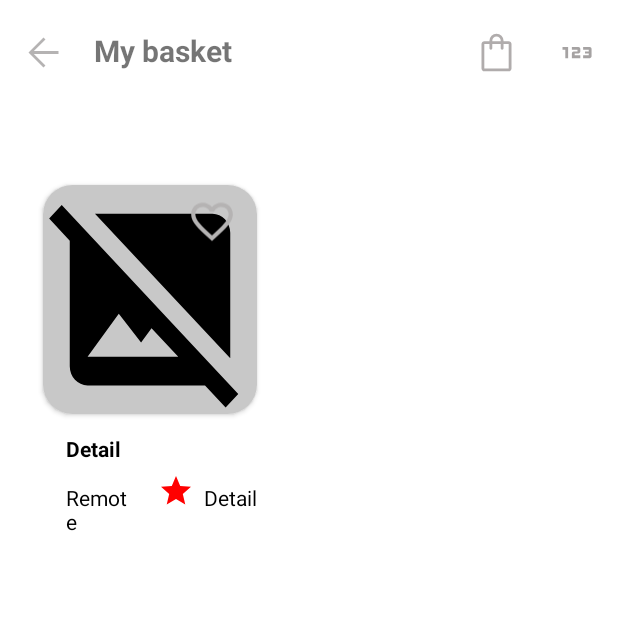
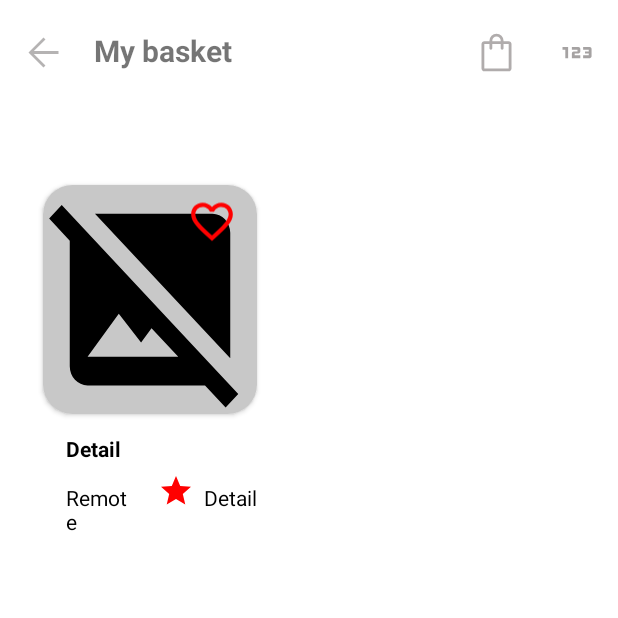
Before and after one commit to mar-one1/NoteCook, an Android app: the fragment Frg_Basket shown on its own in the app's theme, on a phone screen of 412 x 824 dp, the top half of it. Run offline under Robolectric (Android 15) with nearby library versions, the phone set to English and light mode, and no system bars; our stand-ins replace Picasso, sdp/ssp sizes; libraries missing offline, so code that uses them is left out: org.checkerframework.checker; pictures from the network do not load; 5 statements that could not run were skipped.

Commit message:
make navigation generic , make change in xml addrecipe and add image in java in local file not in byte code ...

```diff
--- a/app/src/main/java/com/example/notecook/Adapter/Adapter_RC_RecipeDt.java
+++ b/app/src/main/java/com/example/notecook/Adapter/Adapter_RC_RecipeDt.java
@@ -28,17 +28,20 @@ import android.widget.TextView;
 import android.widget.Toast;
 
 import androidx.fragment.app.FragmentActivity;
+import androidx.fragment.app.FragmentTransaction;
 import androidx.lifecycle.Observer;
 import androidx.recyclerview.widget.RecyclerView;
 
 import com.example.notecook.Dto.RecipeResponse;
 import com.example.notecook.Fragement.MainFragment;
+import com.example.notecook.Fragement.add_recipe;
 import com.example.notecook.Model.Recipe;
 import com.example.notecook.R;
 import com.example.notecook.Utils.Constants;
 import com.example.notecook.Utils.ImageHelper;
 import com.example.notecook.ViewModel.RecipeViewModel;
 import com.example.notecook.ViewModel.UserViewModel;
+import com.google.android.material.floatingactionbutton.FloatingActionButton;
 import com.squareup.picasso.Callback;
 import com.squareup.picasso.MemoryPolicy;
 import com.squareup.picasso.Picasso;
@@ -56,6 +59,7 @@ public class Adapter_RC_RecipeDt extends RecyclerView.Adapter<Adapter_RC_RecipeD
     private UserViewModel userVM;
     private Context context;
     private Activity activity;
+    private FloatingActionButton Flbtn;
 
 
     public Adapter_RC_RecipeDt(Context context, Activity activity, List<Recipe> recipes, String bb) {
@@ -89,9 +93,9 @@ public class Adapter_RC_RecipeDt extends RecyclerView.Adapter<Adapter_RC_RecipeD
         if (recipe.getIcon_recipe() != null) {
             holder.Image.setImageBitmap(decod(recipe.getIcon_recipe()));
         } else if (recipe.getPathimagerecipe() != null) {
-            if(recipe.getPathimagerecipe().startsWith("/d")){
+            if (recipe.getPathimagerecipe().startsWith("/d")) {
                 holder.Image.setImageBitmap(ImageHelper.loadImageFromPath(recipe.getPathimagerecipe()));
-            }else {
+            } else {
                 String url = BASE_URL + "data/uploads/" + recipe.getPathimagerecipe();
                 Picasso.get()
                         .load(url)
@@ -114,10 +118,20 @@ public class Adapter_RC_RecipeDt extends RecyclerView.Adapter<Adapter_RC_RecipeD
         } else
             holder.Image.setImageDrawable(holder.itemView.getResources().getDrawable(R.drawable.ic_baseline_image_not_supported_24));
 
-        if (Objects.equals(b, TAG_LOCAL))
+        if (Objects.equals(b, TAG_LOCAL)) {
             holder.txt_time.setText("Local");
-        else holder.txt_time.setText("Remote");
+            holder.pin.setVisibility(View.VISIBLE);
+        } else {
+            holder.txt_time.setText("Remote");
+            holder.pin.setVisibility(View.GONE);
+        }
 
+        holder.pin.setOnClickListener(view -> {
+            FragmentActivity fragmentActivity = (FragmentActivity) view.getContext();
+            Flbtn = fragmentActivity.findViewById(R.id.floating_action_button);
+            Flbtn.callOnClick();
+            CURRENT_RECIPE = recipe;
+        });
 
         holder.heat.setOnClickListener(view -> {
             Drawable pic = holder.heat.getDrawable().getCurrent();
@@ -191,7 +205,7 @@ public class Adapter_RC_RecipeDt extends RecyclerView.Adapter<Adapter_RC_RecipeD
 
         ImageView Image;
         TextView detail, txt_time, txt_rate;
-        ImageView heat;
+        ImageView heat, pin;
 
         public ViewHolder(@NonNull View itemView) {
             super(itemView);
@@ -200,7 +214,16 @@ public class Adapter_RC_RecipeDt extends RecyclerView.Adapter<Adapter_RC_RecipeD
             txt_rate = itemView.findViewById(R.id.rate_recipe);
             Image = itemView.findViewById(R.id.ImgV_IconCatFood);
             heat = itemView.findViewById(R.id.heart_recipe);
+            pin = itemView.findViewById(R.id.edit_recipe);
 
+        }
+
+        public ImageView getPin() {
+            return pin;
+        }
+
+        public void setPin(ImageView pin) {
+            this.pin = pin;
         }
 
         public TextView getTxt_time() {
--- a/app/src/main/java/com/example/notecook/Api/ApiClient.java
+++ b/app/src/main/java/com/example/notecook/Api/ApiClient.java
@@ -15,7 +15,7 @@ import retrofit2.converter.gson.GsonConverterFactory;
 
 public class ApiClient {
 //    public static final String BASE_URL = "http://192.168.56.1:3000/";
-     public static final String BASE_URL = "https://c567-196-75-192-89.ngrok-free.app/";
+     public static final String BASE_URL = "https://9254-196-64-117-33.ngrok-free.app/";
     private static Retrofit retrofit = null;
 
 
--- a/app/src/main/res/layout/fragment_frg_recipe_ingredients.xml
+++ b/app/src/main/res/layout/fragment_frg_recipe_ingredients.xml
@@ -49,6 +49,7 @@
                 android:layout_height="wrap_content"
                 android:enabled="false"
                 android:inputType="number"
+                android:maxLength="3"
                 android:padding="5sp"
                 android:text="1"
                 android:textColor="@color/black"
--- a/app/src/main/res/layout/recipe_row.xml
+++ b/app/src/main/res/layout/recipe_row.xml
@@ -40,13 +40,27 @@
                 android:layout_height="34dp"
                 android:layout_marginTop="@dimen/_2sdp"
                 android:layout_marginRight="@dimen/_5sdp"
-                android:src="@drawable/ic_favorite_border_black_24dp"
+                android:src="@drawable/ic_favorite_border_black_24dp_red"
                 app:layout_constraintBottom_toBottomOf="@+id/ImgV_IconCatFood"
                 app:layout_constraintEnd_toEndOf="@+id/ImgV_IconCatFood"
                 app:layout_constraintHorizontal_bias="0.936"
                 app:layout_constraintStart_toStartOf="@+id/ImgV_IconCatFood"
                 app:layout_constraintTop_toTopOf="@+id/ImgV_IconCatFood"
                 app:layout_constraintVertical_bias="0.038" />
+
+            <ImageView
+                android:id="@+id/edit_recipe"
+                android:layout_width="33dp"
+                android:layout_height="34dp"
+                android:layout_marginTop="@dimen/_2sdp"
+                android:layout_marginRight="@dimen/_5sdp"
+                android:src="@drawable/pin_create_24"
+                app:layout_constraintBottom_toBottomOf="@+id/ImgV_IconCatFood"
+                app:layout_constraintEnd_toEndOf="@+id/ImgV_IconCatFood"
+                app:layout_constraintHorizontal_bias="0.145"
+                app:layout_constraintStart_toStartOf="@+id/ImgV_IconCatFood"
+                app:layout_constraintTop_toTopOf="@+id/ImgV_IconCatFood"
+                app:layout_constraintVertical_bias="0.03" />
 
 
         </androidx.constraintlayout.widget.ConstraintLayout>
```
Also changed, not shown: app/src/main/java/com/example/notecook/Fragement/Frg_recipe_ingredients.java (+12 -14 lines), app/src/main/java/com/example/notecook/Fragement/add_recipe.java (+13 -51 lines), app/src/main/java/com/example/notecook/Utils/Constants.java (+17 -0 lines), app/src/main/res/layout/fragment_add_recipe.xml (+32 -27 lines), 1 other file.
